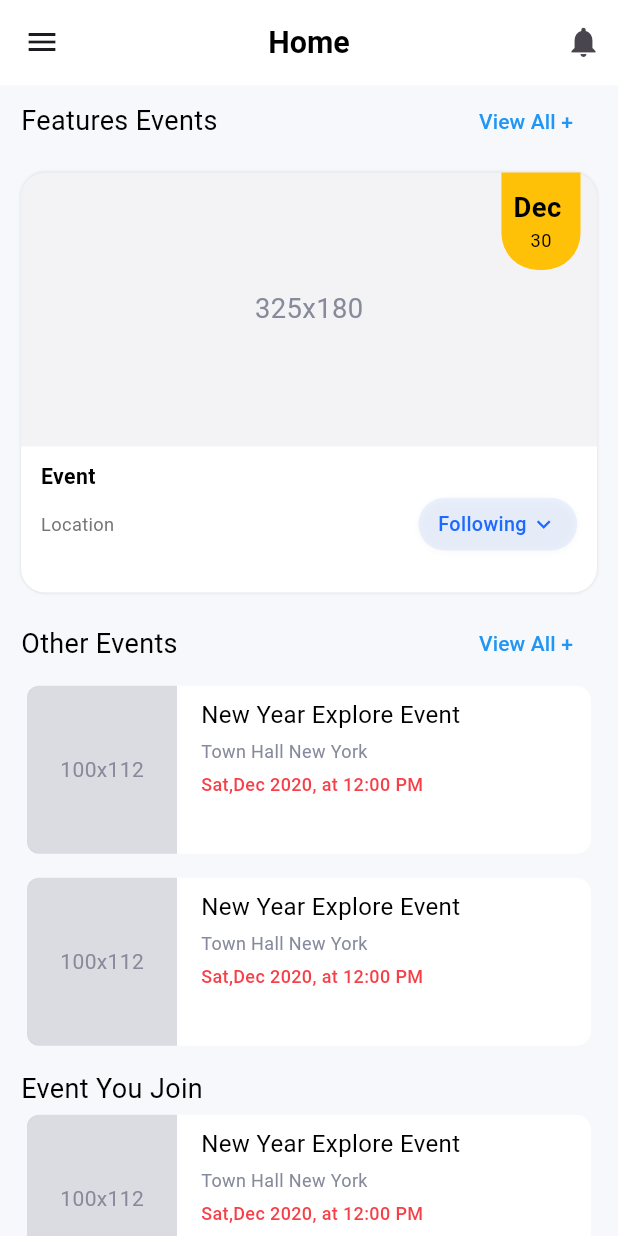
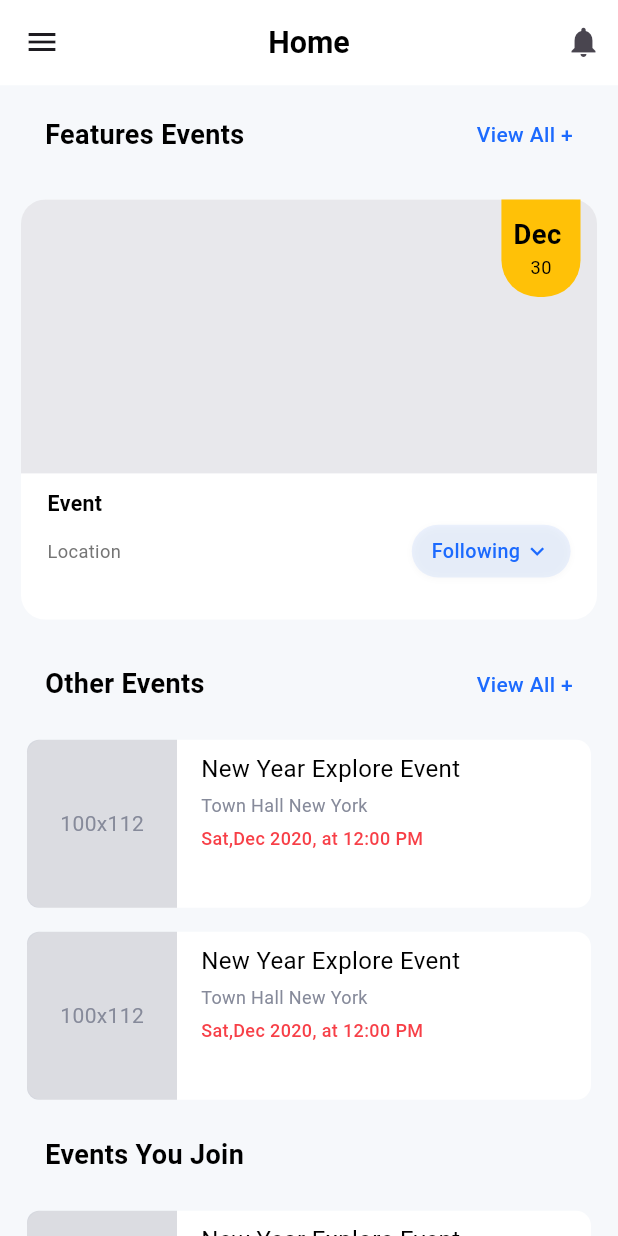
Before and after one commit to KrishaGaire66/app-click-click, a Flutter app: the screen it shows after launch, on a phone screen of 412 x 824 dp. Run offline on Flutter 3.47's test engine with Material 3 defaults, Android fonts, the phone set to English and light mode, and no system bars; our stand-ins replace flutter_screenutil.

Commit message:
completed event_detail_screen

```diff
--- a/lib/export.dart
+++ b/lib/export.dart
@@ -1,6 +1,5 @@
 export 'package:click_click/screen/auth/signinscreen/components/signin_screen.dart';
 export 'package:click_click/screen/auth/signinscreen/components/widgets/signin_with_gmail.dart';
-export 'package:click_click/screen/home_screen.dart/components/home_screen.dart';
 export 'package:click_click/utils/colors.dart';
 export 'package:click_click/widgets/custom_button.dart';
 export 'package:click_click/widgets/custom_textfiels.dart';
@@ -10,3 +9,4 @@
 export 'package:click_click/themes/app_theme.dart';
 export 'package:flutter/material.dart';
 export 'package:flutter_screenutil/flutter_screenutil.dart';
+export 'package:click_click/screen/home_screen/components/home_screen.dart';
--- a/lib/main.dart
+++ b/lib/main.dart
@@ -1,5 +1,7 @@
+import 'package:click_click/export.dart';
+import 'package:click_click/routes/routes.dart';
+import 'package:click_click/screen/event_details/components/event_details_screen.dart';
 
-import 'package:click_click/export.dart';
 void main() {
   runApp(const ClickClick());
 }
@@ -17,8 +19,17 @@
         return MaterialApp(
           debugShowCheckedModeBanner: false,
           theme: AppTheme.lightTheme,
-          home: const HomeScreen(), // 🔁 using a home screen now
-        );
+          home:
+              //  EventDetail(
+              //   eventName: "ICT Explore Event 2021",
+              //   time: "Mon, 20 Decembr, 2021",
+              //   location: "Town Hall London",
+              //   date: "Mon z, 20 Decembr, 2021",
+              //   description: "Lorem ipsum, or lipsum as it is sometimes",
+              // ),
+              const HomeScreen(),
+  initialRoute: Routes.home,
+  onGenerateRoute: Routes.onGenerateRouted,        );
       },
     );
   }
--- /dev/null
+++ b/lib/routes/routes.dart
@@ -0,0 +1,54 @@
+import 'dart:developer';
+import 'package:click_click/screen/event_details/components/event_details_screen.dart';
+import 'package:click_click/screen/home_screen/components/home_screen.dart';
+import 'package:flutter/cupertino.dart';
+import 'package:flutter/material.dart';
+
+class Routes {
+  Routes._();
+
+  // Route names
+  static const String login = '/login';
+  static const String home = '/home';
+  static const String eventDetails = '/eventsdetails';
+
+  // Track routes (optional)
+  static String previousCustomerRoute = home;
+  static String currentRoute = home;
+
+  // Use this in MaterialApp > onGenerateRoute
+  static Route<dynamic>? onGenerateRouted(RouteSettings settings) {
+    previousCustomerRoute = currentRoute;
+    currentRoute = settings.name ?? '';
+    log('CURRENT ROUTE: $currentRoute');
+
+    // Optional deep link protection
+    if (settings.name != null && settings.name!.contains('/link?')) {
+      return null;
+    }
+
+    switch (settings.name) {
+      case home:
+        return CupertinoPageRoute(builder: (_) => const HomeScreen());
+
+      case eventDetails:
+        return CupertinoPageRoute(builder: (_) => const EventDetailsScreen());
+
+      case login:
+        // return CupertinoPageRoute(builder: (_) => const LoginScreen());
+        return _undefined(); // Update with actual screen
+
+      default:
+        return _undefined();
+    }
+  }
+
+  // Fallback route
+  static Route<dynamic> _undefined() {
+    return MaterialPageRoute(
+      builder: (_) => const Scaffold(
+        body: Center(child: Text('No route defined')),
+      ),
+    );
+  }
+}
--- a/lib/screen/home_screen.dart/components/home_screen.dart
+++ /dev/null
@@ -1,94 +0,0 @@
-import 'package:click_click/export.dart';
-
-class HomeScreen extends StatefulWidget {
-  const HomeScreen({super.key});
-
-  @override
-  State<HomeScreen> createState() => _HomeScreenState();
-}
-
-class _HomeScreenState extends State<HomeScreen> {
-  @override
-  Widget build(BuildContext context) {
-    return Scaffold(
-      appBar: CustomAppBar(
-        title: 'Home',
-        leading: Icon(Icons.menu),
-        actions: [Icon(Icons.notifications)],
-      ),
-      body: SingleChildScrollView(
-        child: Padding(
-          padding: const EdgeInsets.symmetric(horizontal: 14.0),
-          child: Column(
-            children: [
-              Row(
-                children: [
-                  Text('Features Events', style: TextStyle(fontSize: 18)),
-                  Spacer(),
-                  TextButton(
-                    onPressed: () {},
-                    style: TextButton.styleFrom(
-                      foregroundColor: Colors.blue, // Text color
-                      // Button background
-                      padding: EdgeInsets.symmetric(
-                        horizontal: 16,
-                        vertical: 8,
-                      ),
-                    ),
-                    child: Text('View All +', style: TextStyle(fontSize: 14)),
-                  ),
-                ],
-              ),
-              EventCard(
-                title: "Event",
-                date: "Dec ",
-                location: "Location",
-                month: "30",
-              ),
-              Row(
-                children: [
-                  Text('Other Events', style: TextStyle(fontSize: 18)),
-                  Spacer(),
-                  TextButton(
-                    onPressed: () {},
-                    style: TextButton.styleFrom(
-                      foregroundColor: Colors.blue, // Text color
-                      // Button background
-                      padding: EdgeInsets.symmetric(
-                        horizontal: 16,
-                        vertical: 8,
-                      ),
-                    ),
-                    child: Text('View All +', style: TextStyle(fontSize: 14)),
-                  ),
-                ],
-              ),
-              OtherImageCard(
-                eventName: "New Year Explore Event",
-                location: "Town Hall New York",
-                dateTime: "Sat,Dec 2020, at 12:00 PM",
-              ),
-              SizedBox(height: 8),
-              OtherImageCard(
-                eventName: "New Year Explore Event",
-                location: "Town Hall New York",
-                dateTime: "Sat,Dec 2020, at 12:00 PM",
-              ),
-              SizedBox(height: 12),
-              Row(
-                children: [
-                  Text("Event You Join", style: TextStyle(fontSize: 18)),
-                ],
-              ),
-              OtherImageCard(
-                eventName: "New Year Explore Event",
-                location: "Town Hall New York",
-                dateTime: "Sat,Dec 2020, at 12:00 PM",
-              ),
-            ],
-          ),
-        ),
-      ),
-    );
-  }
-}
--- /dev/null
+++ b/lib/screen/home_screen/components/home_screen.dart
@@ -0,0 +1,89 @@
+import 'package:click_click/export.dart';
+import 'package:click_click/routes/routes.dart';
+import 'package:click_click/widgets/custome_title.dart';
+
+class HomeScreen extends StatefulWidget {
+  const HomeScreen({super.key});
+
+  @override
+  State<HomeScreen> createState() => _HomeScreenState();
+}
+
+class _HomeScreenState extends State<HomeScreen> {
+  @override
+  Widget build(BuildContext context) {
+    return Scaffold(
+      appBar: CustomAppBar(
+        title: 'Home',
+        leading: Icon(Icons.menu),
+        actions: [Icon(Icons.notifications)],
+      ),
+      body: SingleChildScrollView(
+        child: Padding(
+          padding: const EdgeInsets.symmetric(horizontal: 14.0),
+          child: Column(
+            children: [
+              // Row(
+              //   children: [
+              //     Text('Features Events', style: TextStyle(fontSize: 18)),
+              //     Spacer(),
+              //     TextButton(
+              //       onPressed: () {},
+              //       style: TextButton.styleFrom(
+              //         foregroundColor: Colors.blue, // Text color
+              //         // Button background
+              //         padding: EdgeInsets.symmetric(
+              //           horizontal: 16,
+              //           vertical: 8,
+              //         ),
+              //       ),
+              //       child: Text('View All +', style: TextStyle(fontSize: 14)),
+              //     ),
+              //   ],
+              // ),
+              SectionHeader(title: "Features Events", actionText: "View All +"),
+              EventCard(
+                title: "Event",
+                date: "Dec ",
+                location: "Location",
+                month: "30",
+                onTap: () {
+                  Navigator.pushNamed(context, Routes.eventDetails);
+                },
+              ),
+              SectionHeader(title: "Other Events", actionText: "View All +"),
+              OtherImageCard(
+                eventName: "New Year Explore Event",
+                location: "Town Hall New York",
+                dateTime: "Sat,Dec 2020, at 12:00 PM",
+                onTap: () {
+                  Navigator.pushNamed(context, Routes.eventDetails);
+                },
+              ),
+              SizedBox(height: 8),
+              OtherImageCard(
+                eventName: "New Year Explore Event",
+                location: "Town Hall New York",
+                dateTime: "Sat,Dec 2020, at 12:00 PM",
+                onTap: () {
+                  Navigator.pushNamed(context, Routes.eventDetails);
+                },
+              ),
+
+              SectionHeader(title: "Events You Join"),
+
+              OtherImageCard(
+                eventName: "New Year Explore Event",
+                location: "Town Hall New York",
+                dateTime: "Sat,Dec 2020, at 12:00 PM",
+                onTap: () {
+                  Navigator.pushNamed(context, Routes.eventDetails);
+                },
+              ),
+            ],
+          ),
+        ),
+      ),
+    );
+  }
+}
--- a/lib/widgets/custom_textfiels.dart
+++ b/lib/widgets/custom_textfiels.dart
@@ -17,6 +17,7 @@
   final ValueChanged<String>? onChanged;
   final AutovalidateMode? autovalidateMode;
   final int? maxLines;
+
 
   const CustomTextFormField({
     super.key,
--- /dev/null
+++ b/lib/widgets/custome_title.dart
@@ -0,0 +1,51 @@
+import 'package:click_click/utils/colors.dart';
+import 'package:flutter/material.dart';
+
+class SectionHeader extends StatelessWidget {
+  final String? title;
+  final String? actionText;
+  final VoidCallback? onActionTap;
+  final bool isVisible;
+
+  const SectionHeader({
+    super.key,
+    this.title,
+    this.actionText,
+    this.onActionTap,
+    this.isVisible = true,
+  });
+
+  @override
+  Widget build(BuildContext context) {
+    if (!isVisible) return const SizedBox.shrink();
+
+    return Padding(
+      padding: const EdgeInsets.symmetric(horizontal: 16, vertical: 20),
+
+      child: Row(
+        mainAxisAlignment: MainAxisAlignment.spaceBetween,
+        children: [
+          Text(
+            title ?? '',
+            style: const TextStyle(
+              fontSize: 18,
+              fontWeight: FontWeight.w600,
+              color: black,
+            ),
+          ),
+          GestureDetector(
+            onTap: onActionTap,
+            child: Text(
+              actionText ?? '',
+              style: const TextStyle(
+                color: primaryBlue,
+                fontSize: 14,
+                fontWeight: FontWeight.w500,
+              ),
+            ),
+          ),
+        ],
+      ),
+    );
+  }
+}
--- a/lib/widgets/event_image_card.dart
+++ b/lib/widgets/event_image_card.dart
@@ -7,31 +7,40 @@
   final String? location;
   final String? date;
   final String? month;
-
+  final String? imageUrl;
+  final Function()? onTap;
   const EventCard({
     super.key,
     this.title,
     this.location,
     this.date,
     this.month,
+    this.onTap,
+    this.imageUrl,
   });
 
   @override
   Widget build(BuildContext context) {
-    return Container(
-      width: 1.sw * 0.99, // 99% of screen width
+    return GestureDetector(
+      onTap: () {
+        if (onTap != null) {
+          onTap!();
+        }
+      },
+      child: Container(
+        width: 1.sw * 0.96, // 99% of screen width
         height: 276.h,
         margin: EdgeInsets.symmetric(vertical: 10.h),
         decoration: BoxDecoration(
           borderRadius: BorderRadius.circular(16.r),
           color: Colors.white,
-        boxShadow: [
-          BoxShadow(
-            color: Colors.black12,
-            blurRadius: 1.r,
-            // offset: Offset(0, 2.h),
-          ),
-        ],
+          // boxShadow: [
+          //   BoxShadow(
+          //     color: Colors.black12,
+          //     blurRadius: 1.r,
+          //     // offset: Offset(0, 2.h),
+          //   ),
+          // ],
         ),
         child: Column(
           crossAxisAlignment: CrossAxisAlignment.start,
@@ -48,12 +57,17 @@
                       top: Radius.circular(16.r),
                     ),
                   ),
-                child: Center(
-                  child: Text(
-                    "325x180",
-                    style: TextStyle(color: mutedGray, fontSize: 18.sp),
+                  child:ClipRRect(
+                    borderRadius: BorderRadius.vertical(top: Radius.circular(16.r)),
+                    child: imageUrl != null && imageUrl!.isNotEmpty
+                        ? Image.network(
+                            imageUrl!,
+                            fit: BoxFit.cover,
+                            width: double.infinity,
+                          )
+                        : Container(color: mutedGray.withOpacity(0.1)),
                   ),
-                ),
+
                 ),
                 Positioned(
                   right: 10.w,
@@ -80,7 +94,10 @@
                         ),
                         Text(
                           month ?? "",
-                        style: TextStyle(fontSize: 12.sp, color: Colors.black),
+                          style: TextStyle(
+                            fontSize: 12.sp,
+                            color: Colors.black,
+                          ),
                         ),
                       ],
                     ),
@@ -90,7 +107,7 @@
             ),
             // Event details
             Padding(
-            padding: EdgeInsets.symmetric(horizontal: 12.w, vertical: 10.h),
+              padding: EdgeInsets.symmetric(horizontal: 16.w, vertical: 10.h),
 
               child: Column(
                 crossAxisAlignment: CrossAxisAlignment.start,
@@ -170,6 +187,7 @@
             ),
           ],
         ),
+      ),
     );
   }
 }
--- a/lib/widgets/other_image_card.dart
+++ b/lib/widgets/other_image_card.dart
@@ -5,7 +5,8 @@
   final String eventName;
   final String location;
   final String dateTime;
-  final String? imageUrl; // Optional image URL
+  final String? imageUrl;
+  final Function? onTap; // Optional image URL
 
   const OtherImageCard({
     Key? key,
@@ -13,45 +14,28 @@
     required this.location,
     required this.dateTime,
     this.imageUrl,
+    this.onTap,
   }) : super(key: key);
 
   @override
   Widget build(BuildContext context) {
-    return NewWidget(
-      imageUrl: imageUrl,
-      eventName: eventName,
-      location: location,
-      dateTime: dateTime,
-    );
+    return GestureDetector(
+      onTap: () {
+        if (onTap != null) {
+          onTap!();
         }
-}
-
-class NewWidget extends StatelessWidget {
-  const NewWidget({
-    super.key,
-    required this.imageUrl,
-    required this.eventName,
-    required this.location,
-    required this.dateTime,
-  });
-
-  final String? imageUrl;
-  final String eventName;
-  final String location;
-  final String dateTime;
-
-  @override
-  Widget build(BuildContext context) {
-    return Card(
+      },
+      child: Card(
         color: pureWhite,
         // The margin ensures space around the card, preventing it from touching screen edges
         // margin: EdgeInsets.symmetric(
         //   horizontal: 16.0,
         //   vertical: 8.0,
         // ), // Adjust vertical margin as needed
+        shape: RoundedRectangleBorder(
+          borderRadius: BorderRadius.circular(10.0),
+        ),
         shadowColor: Colors.transparent,
-      shape: RoundedRectangleBorder(borderRadius: BorderRadius.circular(10.0)),
-
         child: Row(
           crossAxisAlignment:
               CrossAxisAlignment.start, // Align content to the top
@@ -84,7 +68,10 @@
                       ),
                     )
                   : Center(
-                    child: Text('100x112', style: TextStyle(color: mutedGray)),
+                      child: Text(
+                        '100x112',
+                        style: TextStyle(color: mutedGray),
+                      ),
                     ),
             ),
             SizedBox(width: 16.0), // Space between image and text
@@ -118,6 +105,7 @@
             ),
           ],
         ),
+      ),
     );
   }
 }
```
Also changed, not shown: lib/screen/event_details/components/event_details_screen.dart (added, +75 -0 lines), lib/screen/event_details/components/widgets/event_details.dart (added, +147 -0 lines), 3 other files. Lines whose indentation alone changed are shown as unchanged.
